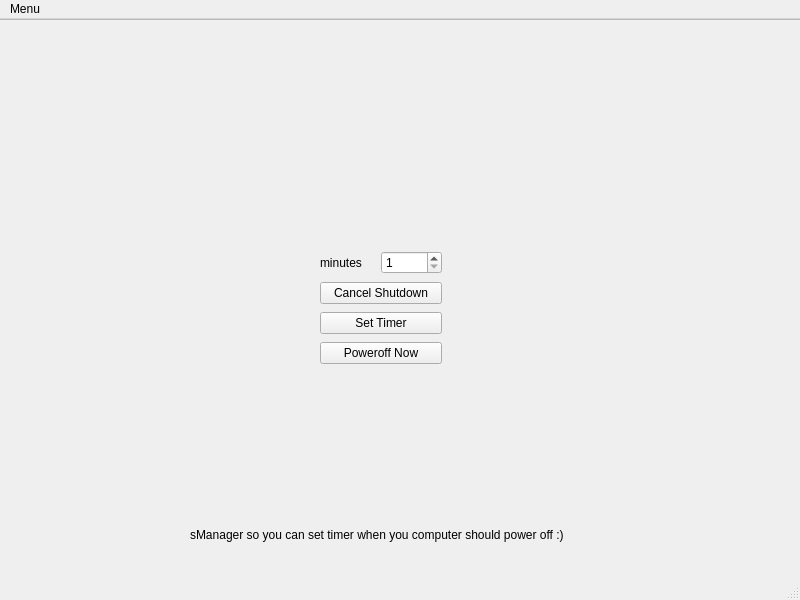
Above: mainwindow.ui from vishal-ahirwar/Smanager before the change. Below: the same form after it.
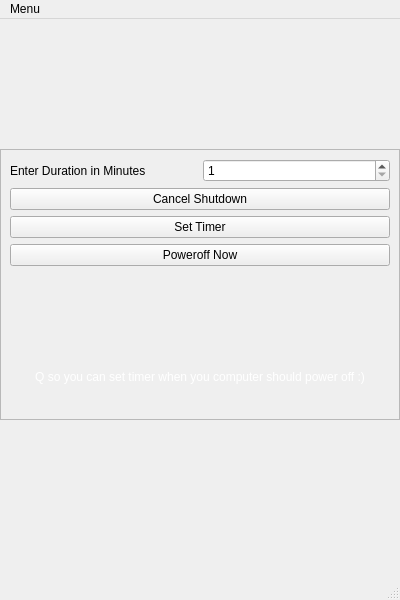
That is the form after the change. Icons and pictures are not drawn.

```diff
--- a/mainwindow.ui
+++ b/mainwindow.ui
@@ -6,33 +6,39 @@
    <rect>
     <x>0</x>
     <y>0</y>
-    <width>800</width>
+    <width>400</width>
     <height>600</height>
    </rect>
   </property>
   <property name="minimumSize">
    <size>
-    <width>800</width>
+    <width>400</width>
     <height>600</height>
    </size>
   </property>
   <property name="maximumSize">
    <size>
-    <width>800</width>
+    <width>400</width>
     <height>600</height>
    </size>
   </property>
   <property name="windowTitle">
-   <string>Smanager</string>
+   <string>Q</string>
+  </property>
+  <property name="windowIcon">
+   <iconset theme="applications-engineering"/>
+  </property>
+  <property name="styleSheet">
+   <string notr="true"/>
   </property>
   <widget class="QWidget" name="centralwidget">
    <widget class="QFrame" name="frame">
     <property name="geometry">
      <rect>
-      <x>-20</x>
-      <y>0</y>
-      <width>851</width>
-      <height>581</height>
+      <x>0</x>
+      <y>130</y>
+      <width>400</width>
+      <height>271</height>
      </rect>
     </property>
     <property name="frameShape">
@@ -41,35 +47,15 @@
     <property name="frameShadow">
      <enum>QFrame::Raised</enum>
     </property>
-    <widget class="QLabel" name="info_txt">
-     <property name="geometry">
-      <rect>
-       <x>210</x>
-       <y>500</y>
-       <width>421</width>
-       <height>31</height>
-      </rect>
-     </property>
-     <property name="text">
-      <string>sManager so you can set timer when you computer should power off :)</string>
-     </property>
-    </widget>
-    <widget class="QWidget" name="verticalLayoutWidget">
-     <property name="geometry">
-      <rect>
-       <x>340</x>
-       <y>230</y>
-       <width>122</width>
-       <height>118</height>
-      </rect>
-     </property>
+    <layout class="QVBoxLayout" name="verticalLayout_2">
+     <item>
      <layout class="QVBoxLayout" name="verticalLayout">
       <item>
        <layout class="QHBoxLayout" name="horizontalLayout">
         <item>
          <widget class="QLabel" name="label">
           <property name="text">
-           <string>minutes</string>
+            <string>Enter Duration in Minutes</string>
           </property>
          </widget>
         </item>
@@ -107,16 +93,9 @@
        </widget>
       </item>
      </layout>
-    </widget>
+     </item>
+     <item>
     <widget class="QLabel" name="cnfrm_txt">
-     <property name="geometry">
-      <rect>
-       <x>20</x>
-       <y>420</y>
-       <width>801</width>
-       <height>21</height>
-      </rect>
-     </property>
      <property name="text">
       <string/>
      </property>
@@ -124,6 +103,24 @@
       <set>Qt::AlignCenter</set>
      </property>
     </widget>
+     </item>
+     <item>
+      <widget class="QLabel" name="info_txt">
+       <property name="styleSheet">
+        <string notr="true">color: rgb(255, 255, 255);</string>
+       </property>
+       <property name="text">
+        <string>Q so you can set timer when you computer should power off :)</string>
+       </property>
+       <property name="alignment">
+        <set>Qt::AlignCenter</set>
+       </property>
+       <property name="wordWrap">
+        <bool>true</bool>
+       </property>
+      </widget>
+     </item>
+    </layout>
    </widget>
   </widget>
   <widget class="QMenuBar" name="menubar">
@@ -131,8 +128,8 @@
     <rect>
      <x>0</x>
      <y>0</y>
-     <width>800</width>
-     <height>21</height>
+     <width>400</width>
+     <height>25</height>
     </rect>
    </property>
    <widget class="QMenu" name="menuMenu">
```
Lines whose indentation alone changed are shown as unchanged.
